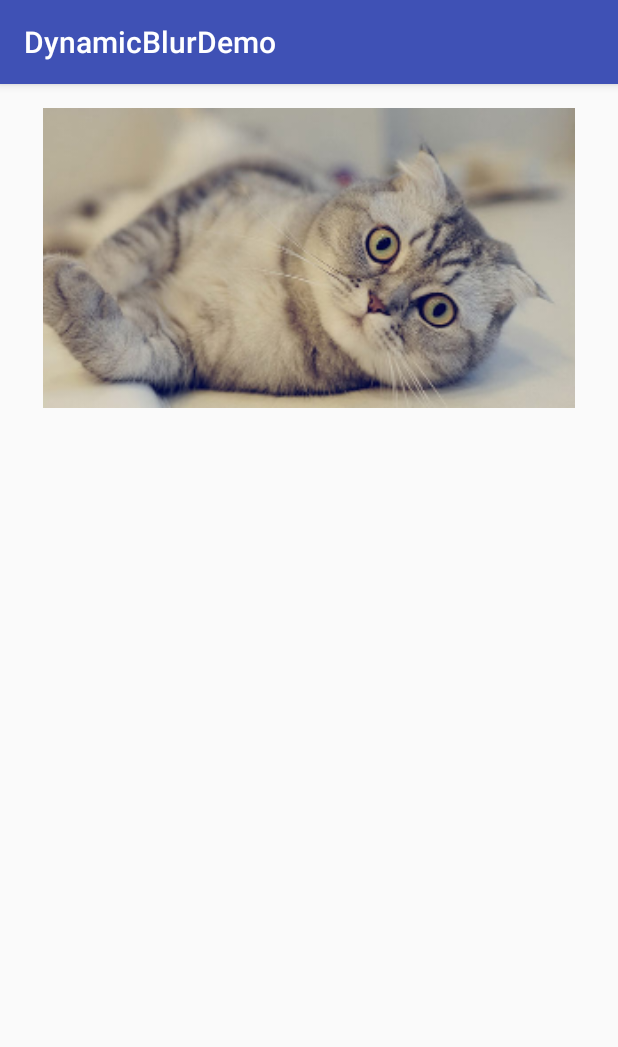
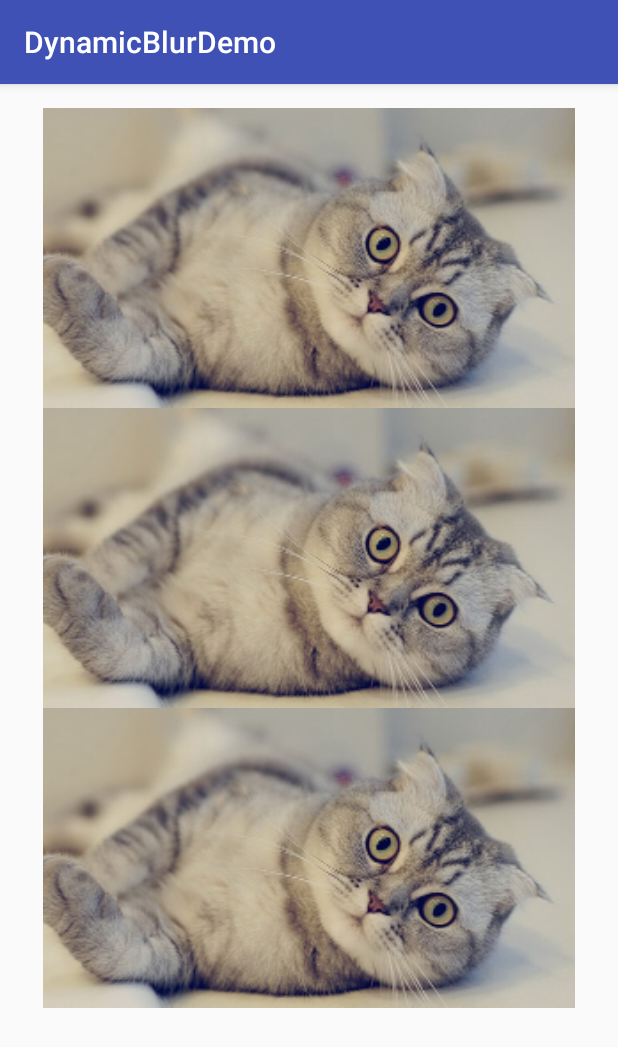
Before and after one commit to HokoFly/HokoBlur, an Android app: the screen it shows after launch (BlurEffectMakerActivity), after a tap on "Blur Effect Maker", on a phone screen of 412 x 824 dp. Shown: the top 1047 px of the screen. Run offline under Robolectric (Android 15) with nearby library versions, the light colour scheme and no system bars; libraries missing offline, so code that uses them is left out: android.support.v8; 12 statements that could not run were skipped.

```diff
--- a/app/build.gradle
+++ b/app/build.gradle
@@ -23,7 +23,7 @@ android {
     }
     buildTypes {
         release {
-            minifyEnabled false
+            minifyEnabled true
             proguardFiles getDefaultProguardFile('proguard-android.txt'), 'proguard-rules.pro'
         }
 
--- a/app/src/main/java/com/example/xiangpi/dynamicblurdemo/activity/BlurEffectMakerActivity.java
+++ b/app/src/main/java/com/example/xiangpi/dynamicblurdemo/activity/BlurEffectMakerActivity.java
@@ -23,9 +23,11 @@ public class BlurEffectMakerActivity extends AppCompatActivity {
         final Bitmap bitmap = BitmapFactory.decodeResource(getResources(), R.mipmap.cat, options);
 
         final ImageView imageView = ((ImageView) findViewById(R.id.image));
+        final ImageView imageView1 = ((ImageView) findViewById(R.id.image1));
+        final ImageView imageView2 = ((ImageView) findViewById(R.id.image2));
 //        imageView.setImageBitmap(BlurEffectMaker.makeBlur(bitmap, bitmap.getWidth(), bitmap.getHeight(), 0, 0, 1, 20));
 //        imageView.setImageBitmap(Blur.with(this).forceCopy(false).scheme(Blur.SCHEME_NATIVE).sampleFactor(1.0f).blurGenerator().doBlur(bitmap));
-        Blur.with(this).forceCopy(false).scheme(Blur.SCHEME_NATIVE).sampleFactor(1.0f).radius(20).blurGenerator().doAsyncBlur(bitmap, new BlurTask.CallBack() {
+        Blur.with(this).forceCopy(false).scheme(Blur.SCHEME_RENDER_SCRIPT).sampleFactor(1.0f).radius(20).blurGenerator().doAsyncBlur(bitmap, new BlurTask.CallBack() {
             @Override
             public void onBlurSuccess(Bitmap bitmap) {
                 imageView.setImageBitmap(bitmap);
@@ -35,5 +37,25 @@ public class BlurEffectMakerActivity extends AppCompatActivity {
             public void onBlurFailed() {
             }
         });
+        Blur.with(this).forceCopy(false).scheme(Blur.SCHEME_RENDER_SCRIPT).sampleFactor(1.0f).radius(20).blurGenerator().doAsyncBlur(bitmap, new BlurTask.CallBack() {
+            @Override
+            public void onBlurSuccess(Bitmap bitmap) {
+                imageView1.setImageBitmap(bitmap);
+            }
+
+            @Override
+            public void onBlurFailed() {
+            }
+        });
+        Blur.with(this).forceCopy(false).scheme(Blur.SCHEME_RENDER_SCRIPT).sampleFactor(1.0f).radius(20).blurGenerator().doAsyncBlur(bitmap, new BlurTask.CallBack() {
+            @Override
+            public void onBlurSuccess(Bitmap bitmap) {
+                imageView2.setImageBitmap(bitmap);
+            }
+
+            @Override
+            public void onBlurFailed() {
+            }
+        });
     }
 }
--- a/app/src/main/res/layout/activity_blur_effect_maker.xml
+++ b/app/src/main/res/layout/activity_blur_effect_maker.xml
@@ -1,5 +1,5 @@
 <?xml version="1.0" encoding="utf-8"?>
-<RelativeLayout xmlns:android="http://schemas.android.com/apk/res/android"
+<LinearLayout xmlns:android="http://schemas.android.com/apk/res/android"
     xmlns:tools="http://schemas.android.com/tools"
     android:id="@+id/activity_blur_effect_maker"
     android:layout_width="match_parent"
@@ -8,6 +8,7 @@
     android:paddingLeft="@dimen/activity_horizontal_margin"
     android:paddingRight="@dimen/activity_horizontal_margin"
     android:paddingTop="@dimen/activity_vertical_margin"
+    android:orientation="vertical"
     tools:context="com.example.xiangpi.dynamicblurdemo.activity.BlurEffectMakerActivity">
 
     <ImageView
@@ -15,4 +16,14 @@
         android:layout_width="match_parent"
         android:layout_height="200dp" />
 
-</RelativeLayout>
+    <ImageView
+        android:id="@+id/image1"
+        android:layout_width="match_parent"
+        android:layout_height="200dp" />
+
+    <ImageView
+        android:id="@+id/image2"
+        android:layout_width="match_parent"
+        android:layout_height="200dp" />
+
+</LinearLayout>
```
Also changed, not shown: 1 other file.
